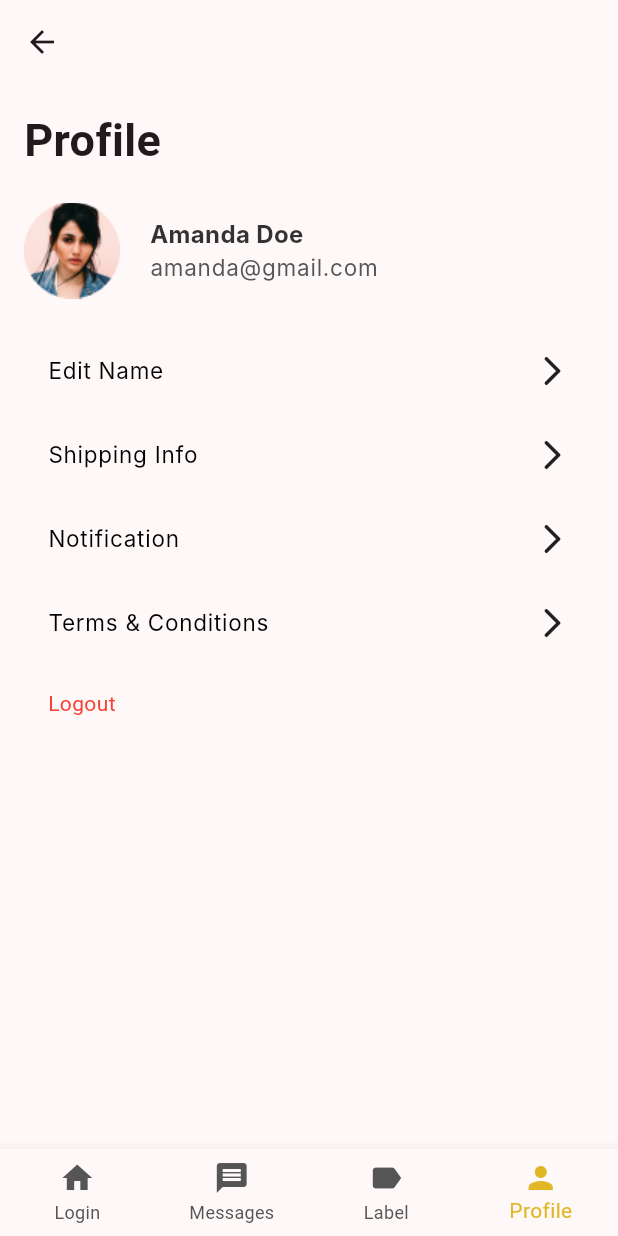
After one commit to Alves-Andre/ProjectFlutter, a Flutter app: the ProfileScreen screen opened directly, on a phone screen of 412 x 824 dp. The commit adds this screen. Run offline on Flutter 3.47's test engine with Material 3 defaults, Android fonts, the phone set to English and light mode, and no system bars; Roboto replaces fonts that are missing (Inter).

Commit message:
Create branch develop

```diff
--- /dev/null
+++ b/lib/Views/Profile/profile.dart
@@ -0,0 +1,132 @@
+import 'package:designpattern/DesignSystem/Components/BottomTabBar/bottom_tab_bar.dart';
+import 'package:designpattern/DesignSystem/Components/BottomTabBar/bottom_tab_bar_view_model.dart';
+import 'package:designpattern/DesignSystem/shared/styles.dart';
+import 'package:flutter/material.dart';
+
+class ProfileScreen extends StatefulWidget {
+  const ProfileScreen({super.key});
+
+  @override
+  // ignore: library_private_types_in_public_api
+  _ProfileScreenState createState() => _ProfileScreenState();
+}
+
+class _ProfileScreenState extends State<ProfileScreen> {
+  final TextEditingController controller1 = TextEditingController();
+  final TextEditingController passwordController1 = TextEditingController();
+  int actualIndex = 3;
+
+  final List functions = [
+    'Edit Name',
+    'Shipping Info',
+    'Notification',
+    'Terms & Conditions',
+  ];
+
+
+  @override
+  Widget build(BuildContext context) {
+    return Scaffold(
+      appBar: AppBar(
+        title: const Text(''),
+      ),
+      body: Padding(
+        padding: const EdgeInsets.all(16.0),
+        child: SingleChildScrollView(
+          child: Column(
+            mainAxisAlignment: MainAxisAlignment.start,
+            children: [
+              Align(
+                alignment: Alignment.centerLeft,
+                child: Title(
+                  color: Colors.black,
+                  child: const Text(
+                    'Profile',
+                    style: TextStyle(fontSize: 30, fontWeight: FontWeight.bold),
+                  ),
+                ),
+              ),
+              const SizedBox(height: 20),
+              Row(
+                children: [
+                  Image.asset(
+                    'assets/images/AvatarProfile.png',
+                    width: 64,
+                    height: 64,
+                  ),
+                  const SizedBox(width: 20),
+                  const Expanded(
+                    child: Column(
+                      crossAxisAlignment: CrossAxisAlignment.start,
+                      children: [
+                        Text(
+                          'Amanda Doe',
+                          style: button1Bold,
+                        ),
+                        Text(
+                          'amanda@gmail.com',
+                          style: paragraph3Regular,
+                        ),
+                      ],
+                    ),
+                  ),
+                ],
+              ),
+              const SizedBox(height: 20),
+              ...functions.map((name) => Column(
+                    children: [
+                      Padding(
+                        padding: const EdgeInsets.all(16.0),
+                        child: Row(
+                          mainAxisAlignment: MainAxisAlignment.spaceBetween,
+                          children: [
+                            Text(name, style: paragraph1Regular),
+                            const Icon(Icons.arrow_forward_ios_rounded)
+                          ],
+                        ),
+                      ),
+                    ],
+                  )),
+              const Align(
+                alignment: Alignment.centerLeft,
+                child: Padding(
+                  padding: EdgeInsets.all(16.0),
+                  child: Text("Logout", style: TextStyle(color: Colors.red)),
+                ),
+              ),
+            ],
+          ),
+        ),
+
+      ),
+      bottomNavigationBar: BottomTabBar.instantiate(
+        viewModel: BottomTabBarViewModel(
+          bottomTabs: [
+            const BottomNavigationBarItem(
+              icon: Icon(Icons.home),
+              label: "Login",
+            ),
+            const BottomNavigationBarItem(
+              icon: Icon(Icons.message),
+              label: "Messages",
+            ),
+            const BottomNavigationBarItem(
+              icon: Icon(Icons.label),
+              label: "Label",
+            ),
+            const BottomNavigationBarItem(
+              icon: Icon(Icons.person),
+              label: "Profile",
+            )
+          ],
+          onIndexChanged: (index) {
+            setState(() {
+              actualIndex = index;
+            });
+          },
+        ),
+        currentIndex: actualIndex,
+      ),
+    );
+  }
+}
--- a/lib/main.dart
+++ b/lib/main.dart
@@ -17,6 +17,7 @@ void main() {
     home: const LoginScreen(),
   ));
 }
+
 
 class MyApp extends StatelessWidget {
   const MyApp({super.key});
```
